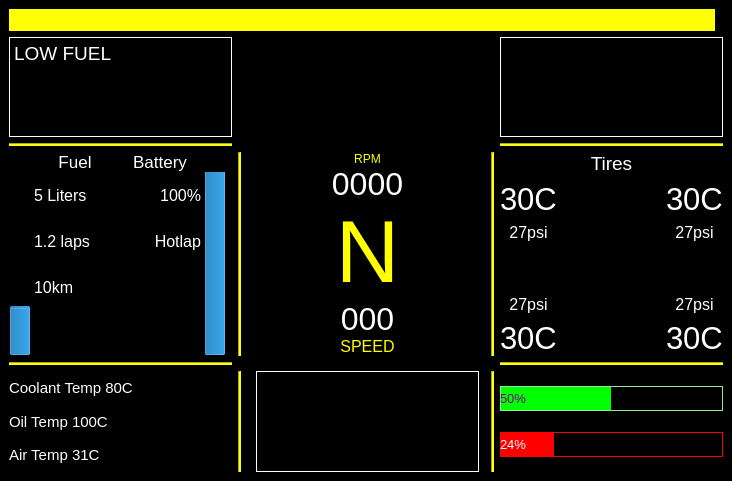
The window that dashboard.ui (ArmenG888/DashBoard) describes before a commit, drawn with Qt 5.
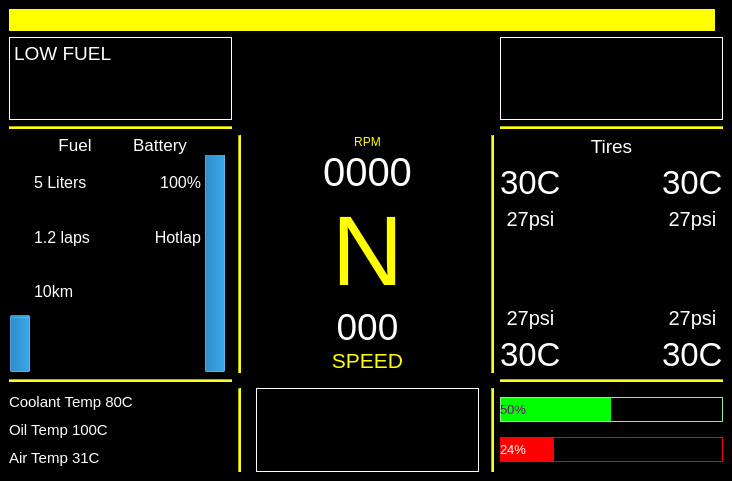
The same window after the commit.

Commit message: bigger scale

The edit to the form file:
```diff
--- a/dashboard.ui
+++ b/dashboard.ui
@@ -70,7 +70,7 @@
           <property name="font">
            <font>
             <family>Segoe UI</family>
-            <pointsize>24</pointsize>
+            <pointsize>30</pointsize>
            </font>
           </property>
           <property name="styleSheet">
@@ -89,7 +89,7 @@
           <property name="font">
            <font>
             <family>Segoe UI</family>
-            <pointsize>66</pointsize>
+            <pointsize>74</pointsize>
            </font>
           </property>
           <property name="styleSheet">
@@ -110,7 +110,7 @@
          <widget class="QLabel" name="speed">
           <property name="font">
            <font>
-            <pointsize>24</pointsize>
+            <pointsize>28</pointsize>
            </font>
           </property>
           <property name="styleSheet">
@@ -129,7 +129,7 @@
           <property name="font">
            <font>
             <family>Segoe UI</family>
-            <pointsize>12</pointsize>
+            <pointsize>16</pointsize>
            </font>
           </property>
           <property name="styleSheet">
@@ -182,7 +182,7 @@
           <property name="font">
            <font>
             <family>Segoe UI</family>
-            <pointsize>23</pointsize>
+            <pointsize>25</pointsize>
            </font>
           </property>
           <property name="styleSheet">
@@ -198,7 +198,7 @@
           <property name="font">
            <font>
             <family>Segoe UI</family>
-            <pointsize>12</pointsize>
+            <pointsize>15</pointsize>
            </font>
           </property>
           <property name="styleSheet">
@@ -217,7 +217,7 @@
           <property name="font">
            <font>
             <family>Segoe UI</family>
-            <pointsize>23</pointsize>
+            <pointsize>25</pointsize>
            </font>
           </property>
           <property name="styleSheet">
@@ -246,7 +246,7 @@
           <property name="font">
            <font>
             <family>Segoe UI</family>
-            <pointsize>23</pointsize>
+            <pointsize>25</pointsize>
            </font>
           </property>
           <property name="styleSheet">
@@ -262,7 +262,7 @@
           <property name="font">
            <font>
             <family>Segoe UI</family>
-            <pointsize>12</pointsize>
+            <pointsize>15</pointsize>
            </font>
           </property>
           <property name="styleSheet">
@@ -281,7 +281,7 @@
           <property name="font">
            <font>
             <family>Segoe UI</family>
-            <pointsize>23</pointsize>
+            <pointsize>25</pointsize>
            </font>
           </property>
           <property name="styleSheet">
@@ -319,7 +319,7 @@
           <property name="font">
            <font>
             <family>Segoe UI</family>
-            <pointsize>12</pointsize>
+            <pointsize>15</pointsize>
            </font>
           </property>
           <property name="styleSheet">
@@ -338,7 +338,7 @@
           <property name="font">
            <font>
             <family>Segoe UI</family>
-            <pointsize>12</pointsize>
+            <pointsize>15</pointsize>
            </font>
           </property>
           <property name="styleSheet">
```
The commit also changes 2 other files.
